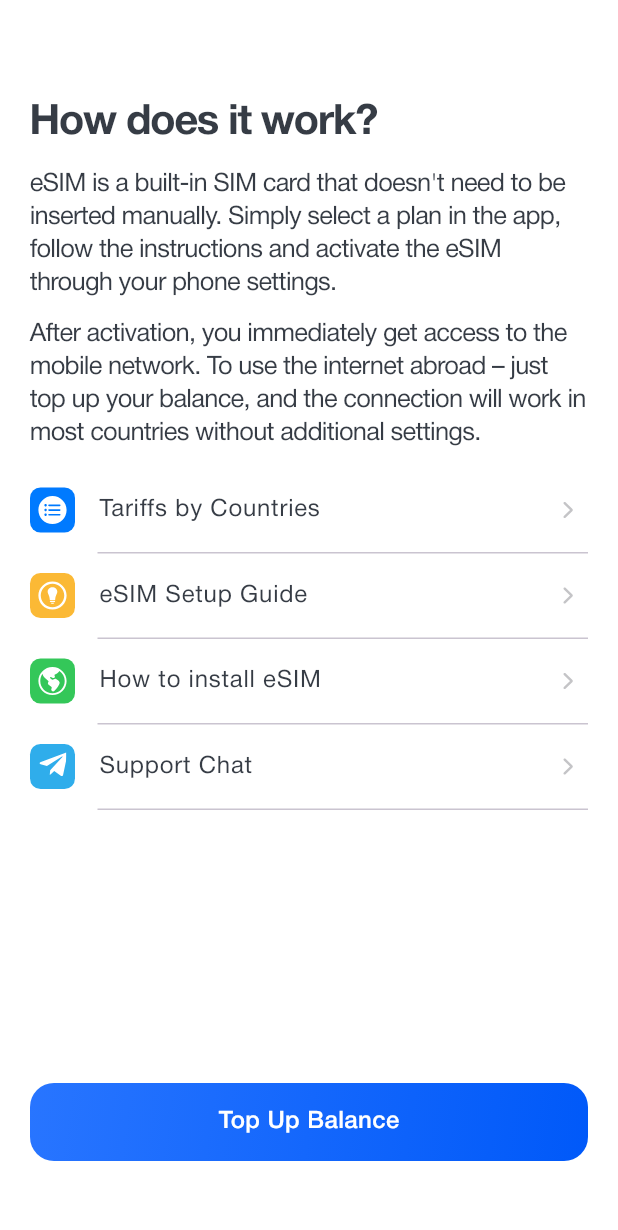
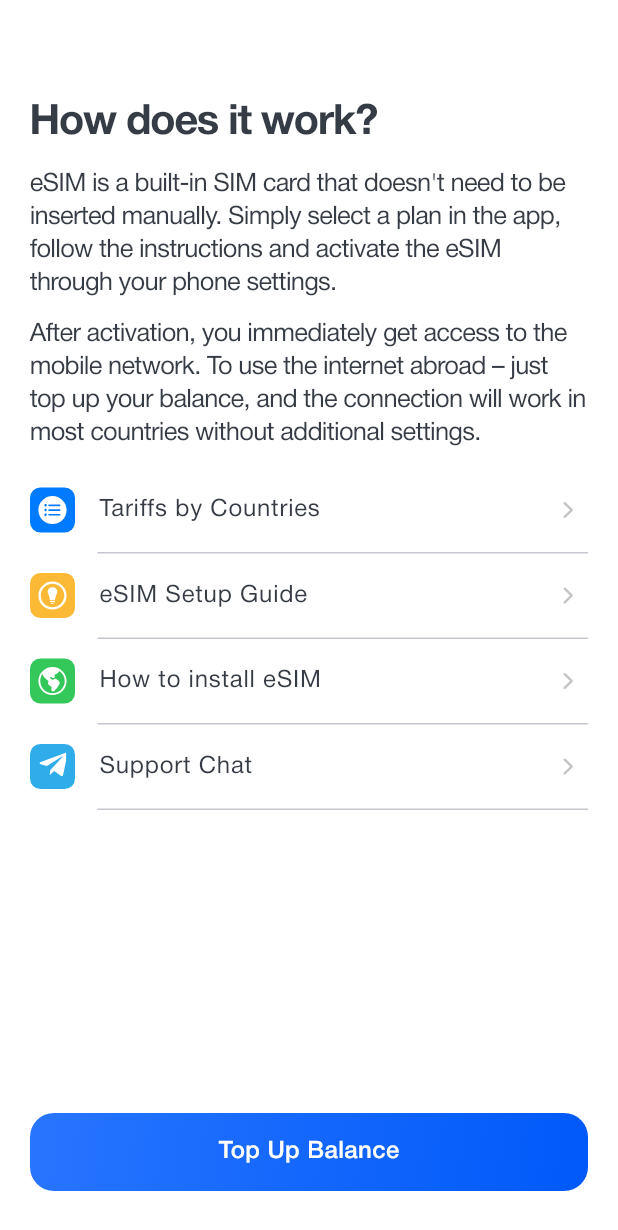
Before and after one commit to nurmek51/vink-sim, a Flutter app: the GuidePage screen opened by its route, on a phone screen of 412 x 824 dp. Shown: the top 1230 px of the screen. Run offline on Flutter 3.47's test engine with Material 3 defaults, Android fonts, the phone set to English and light mode, and no system bars; our stand-ins replace bloc, easy_localization, equatable, firebase_auth, firebase_core, flutter_bloc and 7 more; missing offline and left inert: country_flags, flutter_stripe; accounts and stored records are empty; project files that could hold a hidden picture were left out.

Commit message:
added bottom nav bar in faq

```diff
--- a/lib/features/guide_page/views/guide_page.dart
+++ b/lib/features/guide_page/views/guide_page.dart
@@ -2,9 +2,8 @@ import 'package:flex_travel_sim/components/widgets/helvetica_neue_font.dart';
 import 'package:flex_travel_sim/constants/app_colors.dart';
 import 'package:flex_travel_sim/core/layout/screen_utils.dart';
 import 'package:flex_travel_sim/core/localization/app_localizations.dart';
-import 'package:flex_travel_sim/core/styles/flex_typography.dart';
 import 'package:flex_travel_sim/features/guide_page/components/widgets/table_view_cells.dart';
-import 'package:flex_travel_sim/shared/widgets/localized_text.dart';
+import 'package:flex_travel_sim/shared/widgets/blue_gradient_button.dart';
 import 'package:flex_travel_sim/utils/navigation_utils.dart';
 import 'package:flutter/material.dart';
 
@@ -15,6 +14,15 @@ class GuidePage extends StatelessWidget {
   @override
   Widget build(BuildContext context) {
     return Scaffold(
+      bottomNavigationBar: Padding(
+        padding: const EdgeInsets.symmetric(
+          horizontal: 20.0,
+        ).copyWith(bottom: 30, top: 12),
+        child: BlueGradientButton(
+          onTap: () => openTopUpBalanceScreen(context),
+          title: AppLocalizations.topUpBalance,
+        ),
+      ),
       backgroundColor: AppColors.backgroundColorLight,
       appBar: AppBar(
         backgroundColor: AppColors.backgroundColorLight,
@@ -39,9 +47,7 @@ class GuidePage extends StatelessWidget {
               fontWeight: FontWeight.bold,
               color: Color(0xFF363C45),
             ),
-
             SizedBox(height: 15),
-
             HelveticaneueFont(
               text: AppLocalizations.esimDescription1,
               fontSize: 17,
@@ -49,9 +55,7 @@ class GuidePage extends StatelessWidget {
               height: 1.3,
               color: Color(0xFF363C45),
             ),
-
             SizedBox(height: 12),
-
             HelveticaneueFont(
               text: AppLocalizations.esimDescription2,
               fontSize: 17,
@@ -59,30 +63,8 @@ class GuidePage extends StatelessWidget {
               height: 1.3,
               color: Color(0xFF363C45),
             ),
-
             SizedBox(height: isSmallScreen(context) ? 3 : 12),
-
             TableViewCells(isAuthorized: isAuthorized),
-
-            Spacer(),
-
-            GestureDetector(
-              onTap: () => openTopUpBalanceScreen(context),
-              child: Container(
-                alignment: Alignment.center,
-                height: 52,
-                decoration: BoxDecoration(
-                  gradient: AppColors.containerGradientPrimary,
-                  borderRadius: BorderRadius.circular(16),
-                ),
-                child: LocalizedText(
-                  AppLocalizations.topUpBalance,
-                  style: FlexTypography.label.medium.copyWith(
-                    color: Colors.white,
-                  ),
-                ),
-              ),
-            ),
           ],
         ),
       ),
--- a/lib/features/setting_esim_page/views/setting_esim_page.dart
+++ b/lib/features/setting_esim_page/views/setting_esim_page.dart
@@ -22,7 +22,7 @@ class SettingEsimPage extends StatelessWidget {
         scrolledUnderElevation: 0,
         centerTitle: true,
         title: LocalizedText(
-          AppLocalizations.tariffsAndCountries,
+          AppLocalizations.guideForEsimSettings,
           style: FlexTypography.label.medium,
         ),
         bottom: PreferredSize(
```
